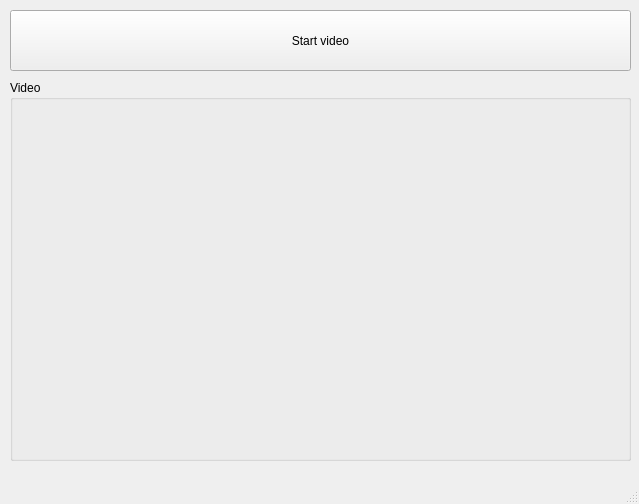
hans-ob1/deep_eye, file interface.ui: the form before one commit.
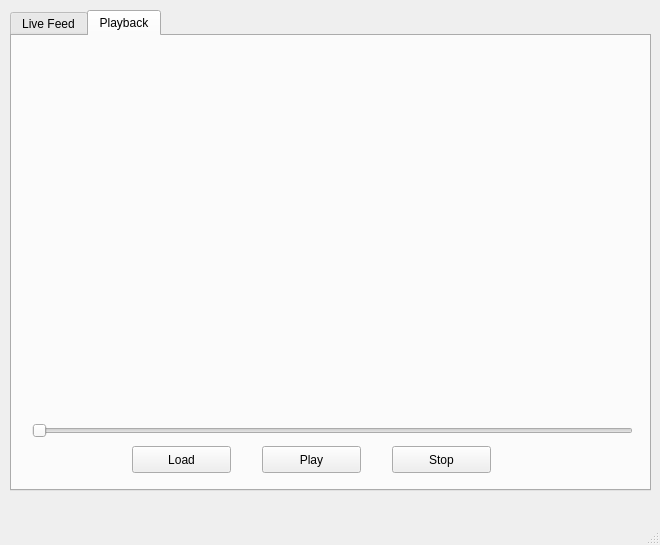
The form after the commit.

Patch:
```diff
--- a/interface.ui
+++ b/interface.ui
@@ -6,8 +6,8 @@
    <rect>
     <x>0</x>
     <y>0</y>
-    <width>639</width>
-    <height>504</height>
+    <width>660</width>
+    <height>545</height>
    </rect>
   </property>
   <property name="windowTitle">
@@ -17,13 +17,13 @@
    <string notr="true"/>
   </property>
   <widget class="QWidget" name="centralwidget">
-   <widget class="QGroupBox" name="groupBox">
+   <widget class="QTabWidget" name="tabWidget">
     <property name="geometry">
      <rect>
       <x>10</x>
-      <y>80</y>
-      <width>621</width>
-      <height>381</height>
+      <y>10</y>
+      <width>641</width>
+      <height>481</height>
      </rect>
     </property>
     <property name="sizePolicy">
@@ -32,32 +32,123 @@
       <verstretch>0</verstretch>
      </sizepolicy>
     </property>
-    <property name="title">
-     <string>Video</string>
+    <property name="currentIndex">
+     <number>1</number>
     </property>
-    <widget class="QWidget" name="ImgWidget" native="true">
-     <property name="geometry">
-      <rect>
-       <x>10</x>
-       <y>20</y>
-       <width>601</width>
-       <height>351</height>
-      </rect>
-     </property>
+    <widget class="QWidget" name="live_tab" native="true">
+     <attribute name="title">
+      <string>Live Feed</string>
+     </attribute>
+     <widget class="QWidget" name="live_widget" native="true">
+      <property name="geometry">
+       <rect>
+        <x>20</x>
+        <y>20</y>
+        <width>601</width>
+        <height>351</height>
+       </rect>
+      </property>
+      <widget class="QLabel" name="displayText">
+       <property name="geometry">
+        <rect>
+         <x>190</x>
+         <y>160</y>
+         <width>221</width>
+         <height>20</height>
+        </rect>
+       </property>
+       <property name="text">
+        <string>No USB Camera Input Detected</string>
+       </property>
+      </widget>
+     </widget>
+     <widget class="QPushButton" name="recordButton">
+      <property name="enabled">
+       <bool>false</bool>
+      </property>
+      <property name="geometry">
+       <rect>
+        <x>250</x>
+        <y>390</y>
+        <width>131</width>
+        <height>41</height>
+       </rect>
+      </property>
+      <property name="text">
+       <string>REC</string>
+      </property>
+     </widget>
     </widget>
-   </widget>
-   <widget class="QPushButton" name="startButton">
-    <property name="geometry">
-     <rect>
-      <x>10</x>
-      <y>10</y>
-      <width>621</width>
-      <height>61</height>
-     </rect>
-    </property>
-    <property name="text">
-     <string>Start video</string>
-    </property>
+    <widget class="QWidget" name="playback_tab">
+     <attribute name="title">
+      <string>Playback</string>
+     </attribute>
+     <widget class="QWidget" name="playback_widget" native="true">
+      <property name="geometry">
+       <rect>
+        <x>20</x>
+        <y>20</y>
+        <width>601</width>
+        <height>351</height>
+       </rect>
+      </property>
+     </widget>
+     <widget class="QPushButton" name="loadButton">
+      <property name="geometry">
+       <rect>
+        <x>120</x>
+        <y>410</y>
+        <width>99</width>
+        <height>27</height>
+       </rect>
+      </property>
+      <property name="text">
+       <string>Load</string>
+      </property>
+     </widget>
+     <widget class="QPushButton" name="playButton">
+      <property name="geometry">
+       <rect>
+        <x>250</x>
+        <y>410</y>
+        <width>99</width>
+        <height>27</height>
+       </rect>
+      </property>
+      <property name="text">
+       <string>Play</string>
+      </property>
+     </widget>
+     <widget class="QSlider" name="horizontalSlider">
+      <property name="enabled">
+       <bool>false</bool>
+      </property>
+      <property name="geometry">
+       <rect>
+        <x>20</x>
+        <y>380</y>
+        <width>601</width>
+        <height>29</height>
+       </rect>
+      </property>
+      <property name="orientation">
+       <enum>Qt::Horizontal</enum>
+      </property>
+     </widget>
+     <widget class="QPushButton" name="stopButton">
+      <property name="geometry">
+       <rect>
+        <x>380</x>
+        <y>410</y>
+        <width>99</width>
+        <height>27</height>
+       </rect>
+      </property>
+      <property name="text">
+       <string>Stop</string>
+      </property>
+     </widget>
+    </widget>
    </widget>
   </widget>
   <widget class="QMenuBar" name="menubar">
```
Left out of the diff: 4 changed lines with no effect on the pictures.
